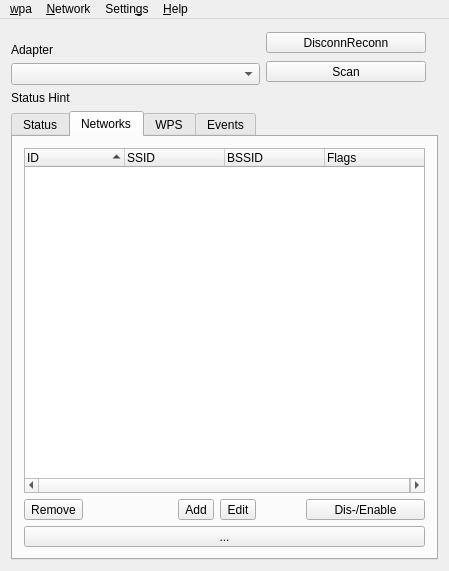
Qt form src/wpagui.ui (loh-tar/wpa-cute) before a commit.
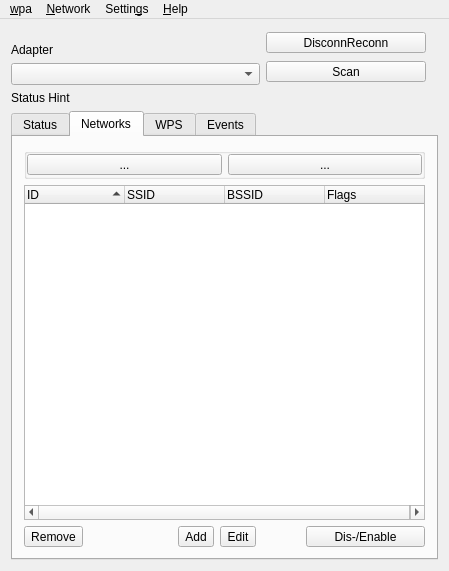
The same form after that commit. The open tabs and pages were chosen to show the change. Icons and pictures are not drawn.

Commit message:
Add reload configuration action and button
...besides save button

- Move the buttons above the network list
- Resort some lines in header file to fit more the order in the menu

```diff
--- a/src/wpagui.ui
+++ b/src/wpagui.ui
@@ -302,9 +302,54 @@
          <attribute name="title">
           <string>Networks</string>
          </attribute>
-         <layout class="QGridLayout" name="gridLayout_1">
-          <item row="0" column="0">
            <layout class="QVBoxLayout" name="verticalLayout">
+          <item>
+           <widget class="QGroupBox" name="reloadSaveBox">
+            <layout class="QHBoxLayout" name="reloSaveLayout">
+             <property name="sizeConstraint">
+              <enum>QLayout::SetDefaultConstraint</enum>
+             </property>
+             <property name="leftMargin">
+              <number>0</number>
+             </property>
+             <property name="topMargin">
+              <number>0</number>
+             </property>
+             <property name="rightMargin">
+              <number>0</number>
+             </property>
+             <property name="bottomMargin">
+              <number>0</number>
+             </property>
+             <item>
+              <widget class="QToolButton" name="reloadButton">
+               <property name="sizePolicy">
+                <sizepolicy hsizetype="Minimum" vsizetype="Fixed">
+                 <horstretch>0</horstretch>
+                 <verstretch>0</verstretch>
+                </sizepolicy>
+               </property>
+               <property name="text">
+                <string>...</string>
+               </property>
+              </widget>
+             </item>
+             <item>
+              <widget class="QToolButton" name="saveButton">
+               <property name="sizePolicy">
+                <sizepolicy hsizetype="Minimum" vsizetype="Fixed">
+                 <horstretch>0</horstretch>
+                 <verstretch>0</verstretch>
+                </sizepolicy>
+               </property>
+               <property name="text">
+                <string>...</string>
+               </property>
+              </widget>
+             </item>
+            </layout>
+           </widget>
+          </item>
             <item>
              <widget class="QTreeWidget" name="networkList">
               <property name="rootIsDecorated">
@@ -418,21 +463,6 @@
               </item>
              </layout>
             </item>
-            <item>
-             <widget class="QToolButton" name="saveButton">
-              <property name="sizePolicy">
-               <sizepolicy hsizetype="Minimum" vsizetype="Fixed">
-                <horstretch>0</horstretch>
-                <verstretch>0</verstretch>
-               </sizepolicy>
-              </property>
-              <property name="text">
-               <string>...</string>
-              </property>
-             </widget>
-            </item>
-           </layout>
-          </item>
          </layout>
         </widget>
         <widget class="QWidget" name="wpsTab">
```
Left out of the diff: 28 changed lines with no effect on the pictures. Lines whose indentation alone changed are shown as unchanged. The commit also changes 2 other files.
